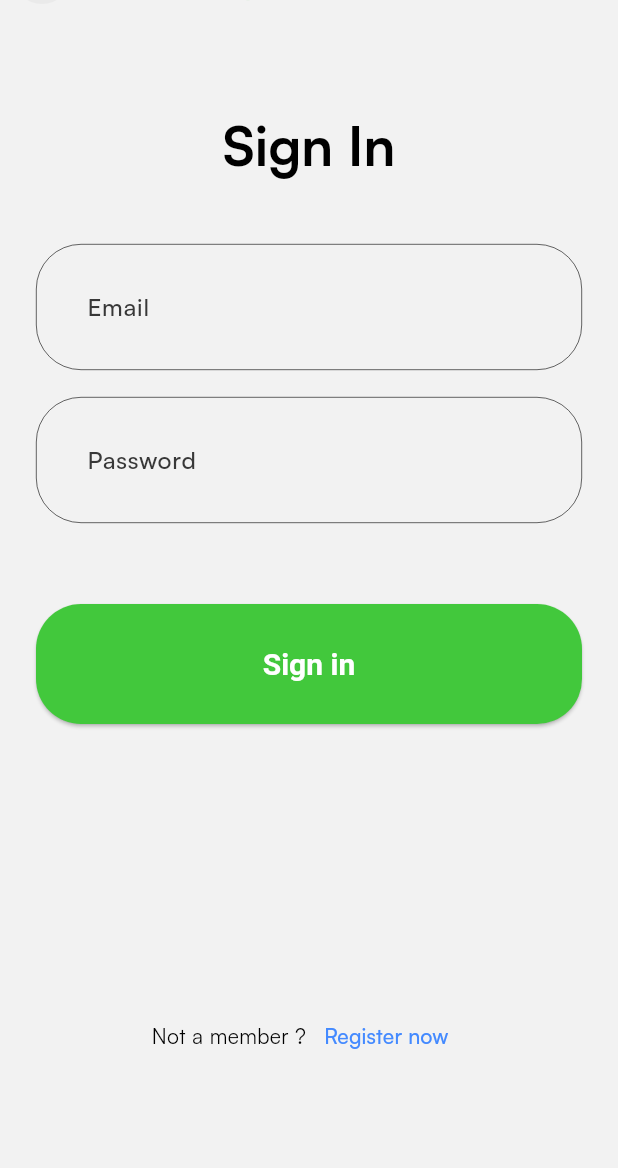
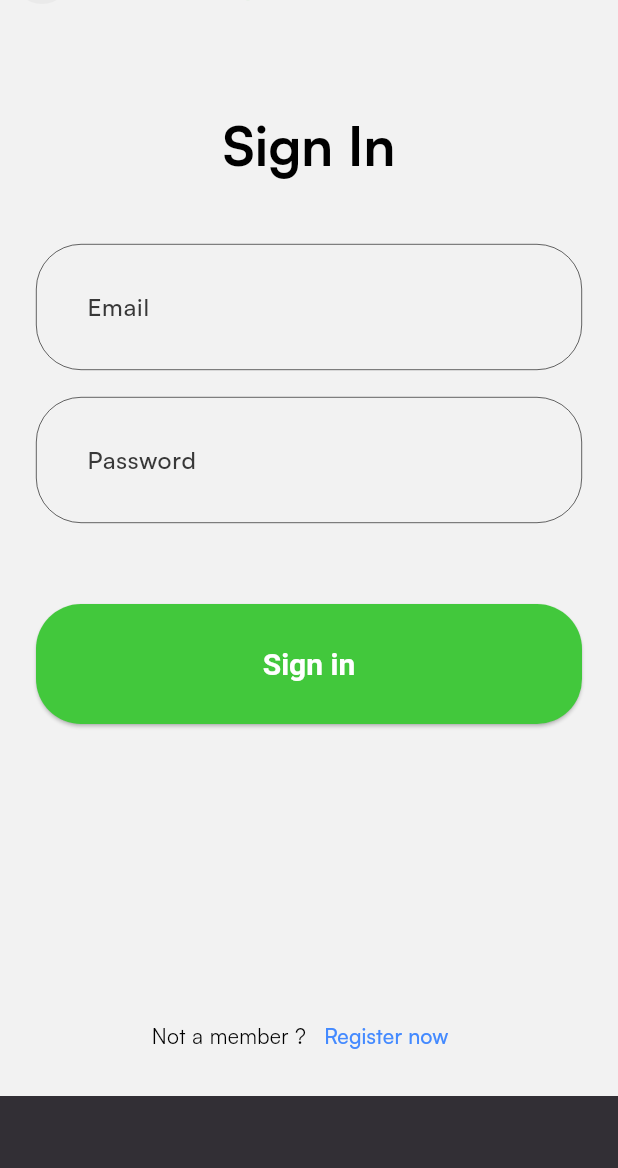
Before and after one commit to virturio/music_player, a Flutter app: the SigninPage screen opened directly, after a tap on "Sign in", on a phone screen of 412 x 824 dp, the part 68-1236 px from its top. Run offline on Flutter 3.47's test engine with Material 3 defaults, Android fonts, the phone set to English and light mode, and no system bars; our stand-ins replace dartz, firebase_auth, firebase_core, flutter_bloc, flutter_svg, get_it and 1 more; accounts and stored records are empty; network calls fail.

Commit message:
create signin business logic

```diff
--- /dev/null
+++ b/lib/data/models/auth/signin_user_req.dart
@@ -0,0 +1,9 @@
+class SigninUserRequest {
+  final String email;
+  final String password;
+
+  const SigninUserRequest({
+    required this.email,
+    required this.password,
+  });
+}
--- a/lib/data/repositories/auth/auth_repository_impl.dart
+++ b/lib/data/repositories/auth/auth_repository_impl.dart
@@ -1,5 +1,6 @@
 import 'package:dartz/dartz.dart';
 import 'package:music_player/data/models/auth/create_user_req.dart';
+import 'package:music_player/data/models/auth/signin_user_req.dart';
 import 'package:music_player/data/sources/auth/auth_firebase_service.dart';
 import 'package:music_player/domain/repositories/auth.dart';
 import 'package:music_player/service_locator.dart';
@@ -11,8 +12,8 @@ class AuthRepositoryImpl extends AuthRepository {
   final AuthFirebaseService _authService;
 
   @override
-  Future<void> signin() async {
-    throw UnimplementedError();
+  Future<Either> signin(SigninUserRequest request) async {
+    return await _authService.signin(request);
   }
 
   @override
--- a/lib/data/sources/auth/auth_firebase_service.dart
+++ b/lib/data/sources/auth/auth_firebase_service.dart
@@ -1,9 +1,10 @@
 import 'package:dartz/dartz.dart';
 import 'package:firebase_auth/firebase_auth.dart';
 import 'package:music_player/data/models/auth/create_user_req.dart';
+import 'package:music_player/data/models/auth/signin_user_req.dart';
 
 abstract class AuthFirebaseService {
-  Future<void> signin();
+  Future<Either> signin(SigninUserRequest request);
   Future<Either> signup(CreateUserRequest request);
 }
 
@@ -11,8 +12,23 @@ class AuthFirebaseServiceImpl extends AuthFirebaseService {
   final FirebaseAuth _firebaseAuth = FirebaseAuth.instance;
 
   @override
-  Future<void> signin() async {
-    try {} on FirebaseAuthException catch (e) {}
+  Future<Either> signin(SigninUserRequest request) async {
+    try {
+      await _firebaseAuth.signInWithEmailAndPassword(
+        email: request.email,
+        password: request.password,
+      );
+
+      return const Right('Signin was successful');
+    } on FirebaseAuthException catch (e) {
+      final String message = switch (e.code) {
+        'invalid-email' => "Email or Password did not match",
+        'invalid-credential' => "Email or Password did not match",
+        _ => ''
+      };
+
+      return Left(message);
+    }
   }
 
   @override
--- a/lib/domain/repositories/auth.dart
+++ b/lib/domain/repositories/auth.dart
@@ -1,7 +1,8 @@
 import 'package:dartz/dartz.dart';
 import 'package:music_player/data/models/auth/create_user_req.dart';
+import 'package:music_player/data/models/auth/signin_user_req.dart';
 
 abstract class AuthRepository {
-  Future<void> signin();
+  Future<Either> signin(SigninUserRequest request);
   Future<Either> signup(CreateUserRequest request);
 }
--- /dev/null
+++ b/lib/domain/usecases/signin_usecase.dart
@@ -0,0 +1,17 @@
+import 'package:dartz/dartz.dart';
+import 'package:music_player/core/usecase/usecase.dart';
+import 'package:music_player/data/models/auth/signin_user_req.dart';
+import 'package:music_player/domain/repositories/auth.dart';
+import 'package:music_player/service_locator.dart';
+
+class SigninUseCase extends UseCase<Either, SigninUserRequest> {
+  SigninUseCase({AuthRepository? authRepository})
+      : _authRepository = authRepository ?? sl.get<AuthRepository>();
+
+  final AuthRepository _authRepository;
+
+  @override
+  Future<Either> call({required SigninUserRequest params}) async {
+    return await _authRepository.signin(params);
+  }
+}
--- a/lib/presentation/auth/pages/signin.dart
+++ b/lib/presentation/auth/pages/signin.dart
@@ -4,10 +4,29 @@ import 'package:music_player/common/utils/utils.dart';
 import 'package:music_player/common/widgets/basic_app_bar.dart';
 import 'package:music_player/common/widgets/basic_app_button.dart';
 import 'package:music_player/core/config/assets/app_assets.dart';
+import 'package:music_player/data/models/auth/signin_user_req.dart';
+import 'package:music_player/domain/usecases/signin_usecase.dart';
 import 'package:music_player/presentation/auth/pages/signup.dart';
+import 'package:music_player/presentation/root/pages/root.dart';
+import 'package:music_player/service_locator.dart';
 
-class SigninPage extends StatelessWidget {
+class SigninPage extends StatefulWidget {
   const SigninPage({super.key});
+
+  @override
+  State<SigninPage> createState() => _SigninPageState();
+}
+
+class _SigninPageState extends State<SigninPage> {
+  final TextEditingController _emailController = TextEditingController();
+  final TextEditingController _passwordController = TextEditingController();
+
+  @override
+  void dispose() {
+    _emailController.dispose();
+    _passwordController.dispose();
+    super.dispose();
+  }
 
   @override
   Widget build(BuildContext context) {
@@ -32,6 +51,33 @@ class SigninPage extends StatelessWidget {
       );
     }
 
+    void goToRootPage() {
+      Navigator.pushAndRemoveUntil(
+        context,
+        MaterialPageRoute(
+          builder: (_) => const RootPage(),
+        ),
+        (route) => false,
+      );
+    }
+
+    void signIn() async {
+      final result = await sl.get<SigninUseCase>().call(
+            params: SigninUserRequest(
+              email: _emailController.text,
+              password: _passwordController.text,
+            ),
+          );
+
+      result.fold(
+        (l) {
+          final snackBar = SnackBar(content: Text(l));
+          ScaffoldMessenger.of(context).showSnackBar(snackBar);
+        },
+        (r) => goToRootPage(),
+      );
+    }
+
     return Scaffold(
       appBar: BasicAppBar(
         centerTitle: true,
@@ -49,20 +95,22 @@ class SigninPage extends StatelessWidget {
           children: [
             headingText,
             const SizedBox(height: 44),
-            const TextField(
-              decoration: InputDecoration(
+            TextField(
+              controller: _emailController,
+              decoration: const InputDecoration(
                 hintText: "Email",
               ),
             ),
             const SizedBox(height: 18),
-            const TextField(
+            TextField(
+              controller: _passwordController,
               obscureText: true,
-              decoration: InputDecoration(
+              decoration: const InputDecoration(
                 hintText: "Password",
               ),
             ),
             const SizedBox(height: 54),
-            BasicAppButton(title: "Sign in", onPressed: () {}),
+            BasicAppButton(title: "Sign in", onPressed: signIn),
             const Spacer(),
             Row(
               mainAxisAlignment: MainAxisAlignment.center,
--- a/lib/service_locator.dart
+++ b/lib/service_locator.dart
@@ -2,6 +2,7 @@ import 'package:get_it/get_it.dart';
 import 'package:music_player/data/repositories/auth/auth_repository_impl.dart';
 import 'package:music_player/data/sources/auth/auth_firebase_service.dart';
 import 'package:music_player/domain/repositories/auth.dart';
+import 'package:music_player/domain/usecases/signin_usecase.dart';
 import 'package:music_player/domain/usecases/signup_usecase.dart';
 
 final sl = GetIt.instance;
@@ -10,4 +11,5 @@ Future<void> initializeDependencies() async {
   sl.registerSingleton<AuthFirebaseService>(AuthFirebaseServiceImpl());
   sl.registerSingleton<AuthRepository>(AuthRepositoryImpl());
   sl.registerSingleton<SignupUseCase>(SignupUseCase());
+  sl.registerSingleton<SigninUseCase>(SigninUseCase());
 }
```
